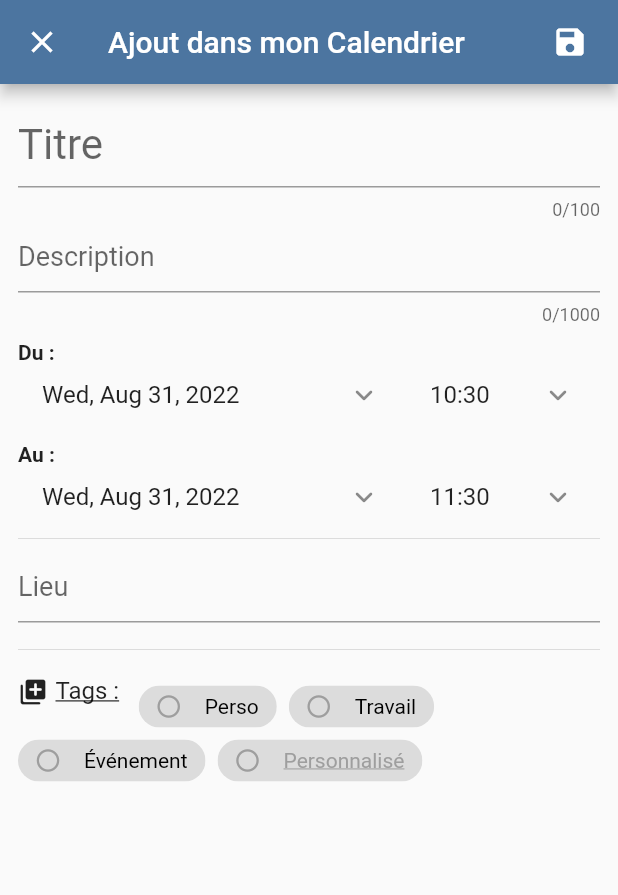
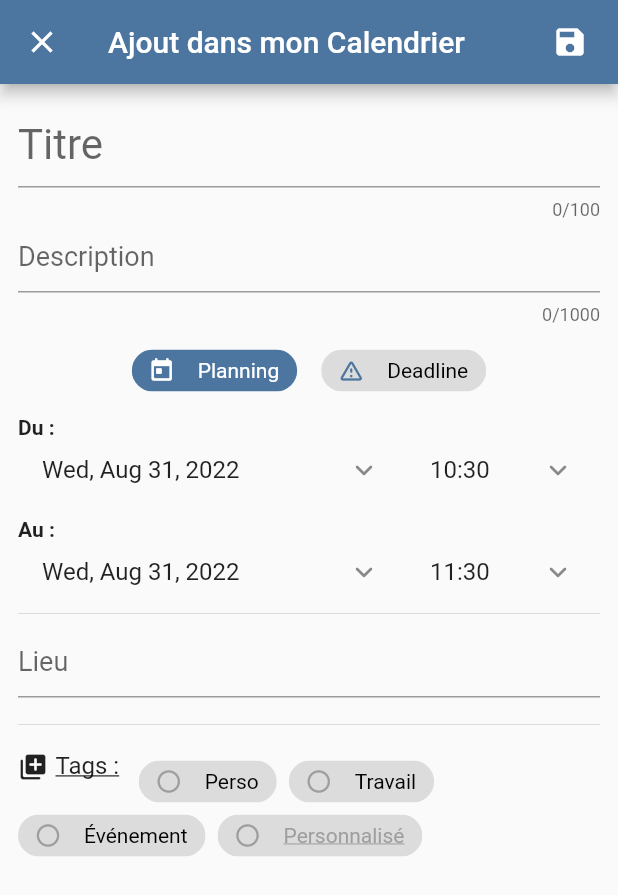
Before and after one commit to 2-SE/AllUni, a Flutter app: the EventEditingPage screen opened directly, on a phone screen of 412 x 824 dp. Shown: the top 895 px of the screen. Run offline on Flutter 3.47's test engine with Material 2 defaults, Android fonts, the phone set to English and light mode, and no system bars; our stand-ins replace dio, syncfusion_flutter_calendar.

Commit message:
Completion of Event Editing :   - Add InputChips in a Row for the TypeEvenChoice (not complete).
To-Do-List the the future development :
  - Complete the EditPage with other informations :
    * add a deadline
    * link TagsChoice to saveForm
    * etc...
  - ContactUsLoggedPage needs to make the link to the Auth-Methode for take the Name and Mail-Address of the connected profile before sending the message with the Discord Webhook

```diff
--- a/lib/Calendars/Editing/EventEditingPage.dart
+++ b/lib/Calendars/Editing/EventEditingPage.dart
@@ -1,4 +1,5 @@
 import 'package:AllUni/Calendars/Editing/TagsChoiceWidget.dart';
+import 'package:AllUni/Calendars/Editing/TypeEventChoiceWidget.dart';
 import 'package:AllUni/Calendars/EventViewingPopUp.dart';
 import 'package:AllUni/Models/EventsModel.dart';
 import 'package:AllUni/Providers/EventProvider.dart';
@@ -226,6 +227,12 @@ class _EventEditingPageState extends State<EventEditingPage> {
                 controller: descriptionController,
               ),
               const SizedBox(height: 10),
+
+              //
+              TypeEventChoiceWidget(),
+              //
+
+              const SizedBox(height: 10),
               Column(
                 children: [
                   Column(
--- /dev/null
+++ b/lib/Calendars/Editing/TypeEventChoiceWidget.dart
@@ -0,0 +1,55 @@
+import 'package:AllUni/Providers/TypeEventProvider.dart';
+import 'package:flutter/material.dart';
+import 'package:provider/provider.dart';
+
+class TypeEventChoiceWidget extends StatefulWidget {
+  late String? myCustomTagName;
+  TypeEventChoiceWidget({
+    Key? key,
+    this.myCustomTagName,
+  }) : super(key: key);
+
+  @override
+  State<TypeEventChoiceWidget> createState() => _TypeEventChoiceWidgetState();
+}
+
+class _TypeEventChoiceWidgetState extends State<TypeEventChoiceWidget> {
+  @override
+  Widget build(BuildContext context) {
+    return Row(
+      children: [
+        Expanded(
+          child: Wrap(
+            alignment: WrapAlignment.center,
+            spacing: 16,
+            children: [
+              ...(context
+                  .watch<TypeEventProvider>()
+                  .typeEvent
+                  .map(
+                    (typeEventItem) => InputChip(
+                      avatar: typeEventItem.showedIcon,
+                      label: Text(
+                        typeEventItem.label,
+                        style: TextStyle(
+                          fontWeight: FontWeight.normal,
+                          color:
+                              typeEventItem.value ? Colors.white : Colors.black,
+                        ),
+                      ),
+                      padding: const EdgeInsets.symmetric(horizontal: 4),
+                      visualDensity: const VisualDensity(vertical: -2),
+                      showCheckmark: false,
+                      selectedColor: typeEventItem.selectedColor,
+                      selected: typeEventItem.value,
+                      onPressed: () {},
+                    ),
+                  )
+                  .toList())
+            ],
+          ),
+        ),
+      ],
+    );
+  }
+}
--- a/lib/Providers/TagsProvider.dart
+++ b/lib/Providers/TagsProvider.dart
@@ -59,14 +59,4 @@ class TagsProvider with ChangeNotifier, DiagnosticableTreeMixin {
     tag.value = !tag.value;
     notifyListeners();
   }
-
-  void addCustomTagValue(Tag tag) {
-    tags.add(tag);
-    notifyListeners();
-  }
-
-  void removeCustomTagValue(Tag tag) {
-    tags.remove(tag);
-    notifyListeners();
-  }
 }
--- /dev/null
+++ b/lib/Providers/TypeEventProvider.dart
@@ -0,0 +1,61 @@
+import 'package:flutter/foundation.dart';
+import 'package:flutter/material.dart';
+
+class TypeEvent {
+  TypeEvent({
+    required this.label,
+    required this.value,
+    required this.iconChecked,
+    required this.iconNonChecked,
+    required this.selectedColor,
+  });
+
+  String label;
+  bool value;
+  Icon iconChecked;
+  Icon iconNonChecked;
+  Color selectedColor;
+
+  Icon get showedIcon => (value) ? iconChecked : iconNonChecked;
+}
+
+class TypeEventProvider with ChangeNotifier, DiagnosticableTreeMixin {
+  final List<TypeEvent> _typeEvent = [
+    TypeEvent(
+      label: "Planning",
+      value: true,
+      iconChecked: const Icon(
+        Icons.today_rounded,
+        color: Colors.white,
+      ),
+      iconNonChecked: const Icon(
+        Icons.today_outlined,
+        color: Color(0xFF4C75A0),
+      ),
+      selectedColor: const Color(0xFF4C75A0),
+    ),
+    TypeEvent(
+      label: "Deadline",
+      value: false,
+      iconChecked: const Icon(
+        Icons.warning_amber_rounded,
+        color: Colors.white,
+      ),
+      iconNonChecked: const Icon(
+        Icons.warning_amber_rounded,
+        color: Color(0xFF4C75A0),
+      ),
+      selectedColor: const Color(0xFF4C75A0),
+    )
+  ];
+
+  List<TypeEvent> get typeEvent => _typeEvent;
+
+  void changeTagValue(TypeEvent typeEvent) {
+    for (int _ = 0; _ < _typeEvent.length; _++) {
+      _typeEvent[_].value = false;
+    }
+    typeEvent.value = true;
+    notifyListeners();
+  }
+}
--- a/lib/main.dart
+++ b/lib/main.dart
@@ -6,6 +6,7 @@ import 'package:AllUni/OtherViews/ContactUs/ContactUsLogOut.dart';
 import 'package:AllUni/OtherViews/SplashLoad.dart';
 import 'package:AllUni/Providers/EventProvider.dart';
 import 'package:AllUni/Providers/TagsProvider.dart';
+import 'package:AllUni/Providers/TypeEventProvider.dart';
 import 'package:flutter/material.dart';
 import 'package:provider/provider.dart';
 
@@ -15,6 +16,7 @@ void main() {
       providers: [
         ChangeNotifierProvider(create: (_) => TagsProvider()),
         ChangeNotifierProvider(create: (_) => EventProvider()),
+        ChangeNotifierProvider(create: (_) => TypeEventProvider()),
       ],
       child: const MyApp(),
     ),
```
